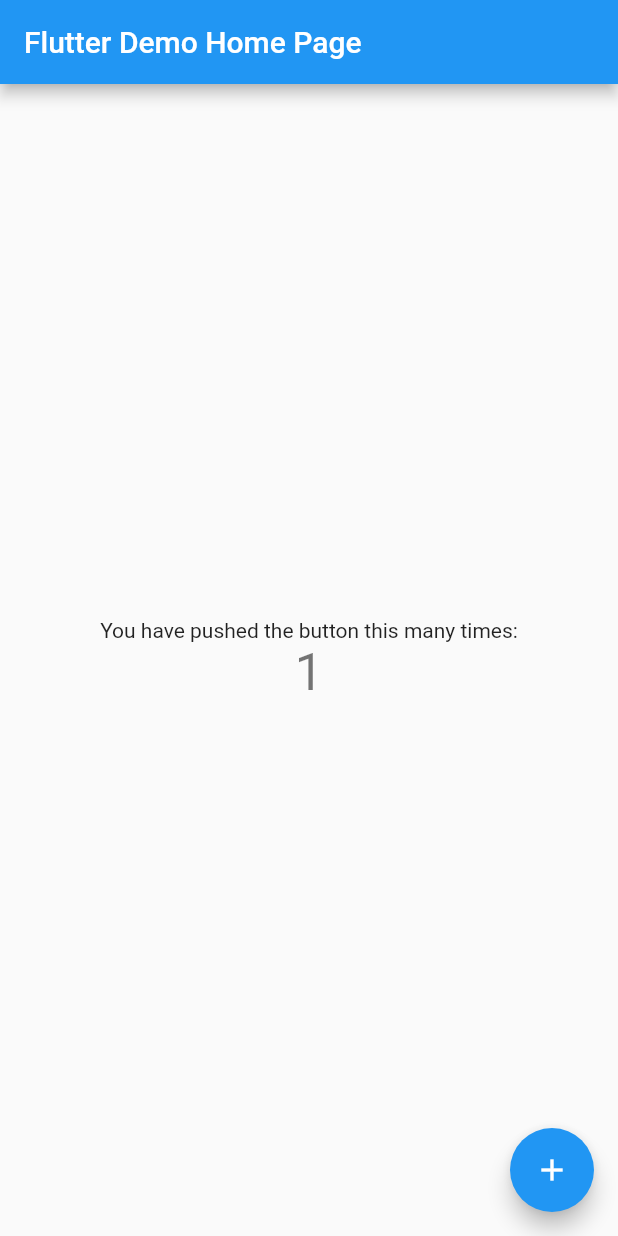
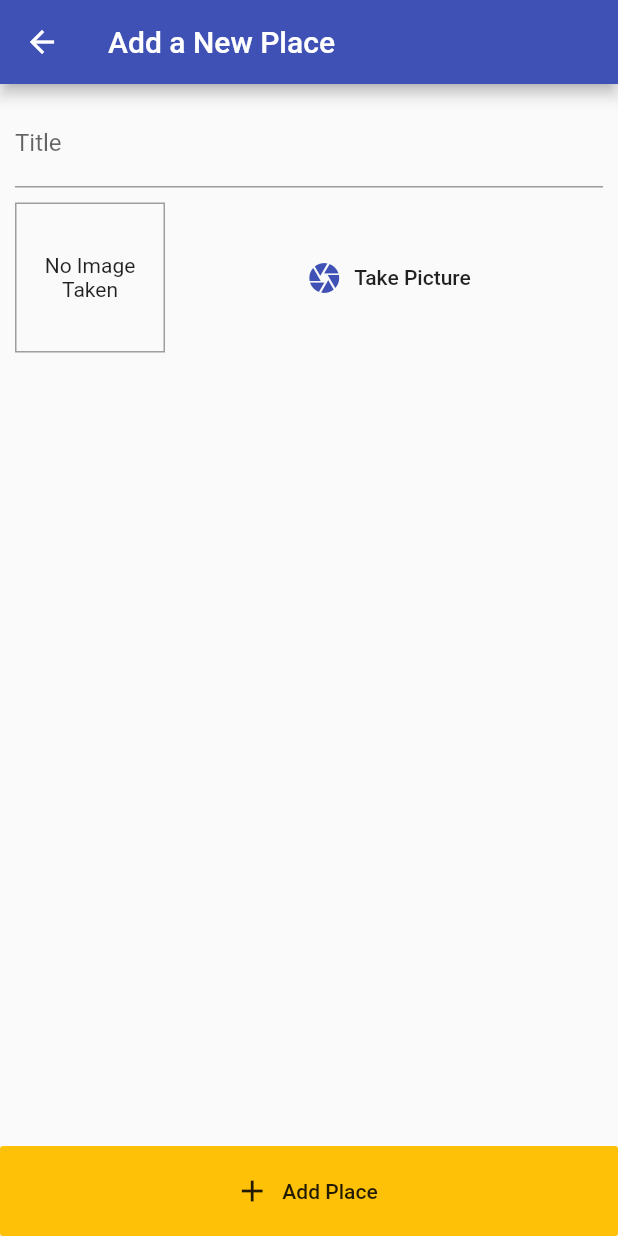
Before and after one commit to Drongerman/Flutter-Maps-App, a Flutter app: the screen it shows after launch, after a tap on the "add" icon, on a phone screen of 412 x 824 dp. Run offline on Flutter 3.47's test engine with Material 2 defaults, Android fonts, the phone set to English and light mode, and no system bars; our stand-ins replace image_picker.

Commit message:
Added base  structure & Take Photos Page

```diff
--- a/lib/main.dart
+++ b/lib/main.dart
@@ -1,111 +1,26 @@
 import 'package:flutter/material.dart';
+import 'package:provider/provider.dart';
+
+import './providers/great_places.dart';
+import './screens/places_list_screen.dart';
+import './screens/add_place_screen.dart';
 
 void main() => runApp(MyApp());
 
 class MyApp extends StatelessWidget {
-  // This widget is the root of your application.
   @override
   Widget build(BuildContext context) {
-    return MaterialApp(
-      title: 'Flutter Demo',
-      theme: ThemeData(
-        // This is the theme of your application.
-        //
-        // Try running your application with "flutter run". You'll see the
-        // application has a blue toolbar. Then, without quitting the app, try
-        // changing the primarySwatch below to Colors.green and then invoke
-        // "hot reload" (press "r" in the console where you ran "flutter run",
-        // or simply save your changes to "hot reload" in a Flutter IDE).
-        // Notice that the counter didn't reset back to zero; the application
-        // is not restarted.
-        primarySwatch: Colors.blue,
+    return ChangeNotifierProvider.value(
+      value: GreatPlaces(),
+      child: MaterialApp(
+        title: 'Great Places',
+        theme: ThemeData(
+          primarySwatch: Colors.indigo,
+          accentColor: Colors.amber,
+        ),
+        home: PlacesListScreen(),
+        routes: {AddPlaceScreen.routeName: (ctx) => AddPlaceScreen()},
       ),
-      home: MyHomePage(title: 'Flutter Demo Home Page'),
     );
   }
 }
-
-class MyHomePage extends StatefulWidget {
-  MyHomePage({Key key, this.title}) : super(key: key);
-
-  // This widget is the home page of your application. It is stateful, meaning
-  // that it has a State object (defined below) that contains fields that affect
-  // how it looks.
-
-  // This class is the configuration for the state. It holds the values (in this
-  // case the title) provided by the parent (in this case the App widget) and
-  // used by the build method of the State. Fields in a Widget subclass are
-  // always marked "final".
-
-  final String title;
-
-  @override
-  _MyHomePageState createState() => _MyHomePageState();
-}
-
-class _MyHomePageState extends State<MyHomePage> {
-  int _counter = 0;
-
-  void _incrementCounter() {
-    setState(() {
-      // This call to setState tells the Flutter framework that something has
-      // changed in this State, which causes it to rerun the build method below
-      // so that the display can reflect the updated values. If we changed
-      // _counter without calling setState(), then the build method would not be
-      // called again, and so nothing would appear to happen.
-      _counter++;
-    });
-  }
-
-  @override
-  Widget build(BuildContext context) {
-    // This method is rerun every time setState is called, for instance as done
-    // by the _incrementCounter method above.
-    //
-    // The Flutter framework has been optimized to make rerunning build methods
-    // fast, so that you can just rebuild anything that needs updating rather
-    // than having to individually change instances of widgets.
-    return Scaffold(
-      appBar: AppBar(
-        // Here we take the value from the MyHomePage object that was created by
-        // the App.build method, and use it to set our appbar title.
-        title: Text(widget.title),
-      ),
-      body: Center(
-        // Center is a layout widget. It takes a single child and positions it
-        // in the middle of the parent.
-        child: Column(
-          // Column is also a layout widget. It takes a list of children and
-          // arranges them vertically. By default, it sizes itself to fit its
-          // children horizontally, and tries to be as tall as its parent.
-          //
-          // Invoke "debug painting" (press "p" in the console, choose the
-          // "Toggle Debug Paint" action from the Flutter Inspector in Android
-          // Studio, or the "Toggle Debug Paint" command in Visual Studio Code)
-          // to see the wireframe for each widget.
-          //
-          // Column has various properties to control how it sizes itself and
-          // how it positions its children. Here we use mainAxisAlignment to
-          // center the children vertically; the main axis here is the vertical
-          // axis because Columns are vertical (the cross axis would be
-          // horizontal).
-          mainAxisAlignment: MainAxisAlignment.center,
-          children: <Widget>[
-            Text(
-              'You have pushed the button this many times:',
-            ),
-            Text(
-              '$_counter',
-              style: Theme.of(context).textTheme.display1,
-            ),
-          ],
-        ),
-      ),
-      floatingActionButton: FloatingActionButton(
-        onPressed: _incrementCounter,
-        tooltip: 'Increment',
-        child: Icon(Icons.add),
-      ), // This trailing comma makes auto-formatting nicer for build methods.
-    );
-  }
-}
--- /dev/null
+++ b/lib/models/place.dart
@@ -0,0 +1,28 @@
+import 'package:flutter/foundation.dart';
+import 'dart:io';
+
+class PlaceLocation{
+  final double latitude;
+  final double longitude;
+  final String address;
+
+  PlaceLocation({
+    @required this.latitude,
+    @required this.longitude,
+    this.address,
+  });
+}
+
+class Place{
+  final String id;
+  final String title;
+  final PlaceLocation location;
+  final File image;
+
+  Place({
+    @required this.id,
+    @required this.title,
+    @required this.location,
+    @required this.image,
+  });
+}
--- /dev/null
+++ b/lib/providers/great_places.dart
@@ -0,0 +1,23 @@
+import 'package:flutter/cupertino.dart';
+import 'dart:io';
+
+import '../models/place.dart';
+
+class GreatPlaces with ChangeNotifier {
+  List<Place> _items = [];
+
+  List<Place> get items {
+    return [..._items];
+  }
+
+  void addPlace(String pickedTitle, File pickedImage) {
+    final newPlace = Place(
+      id: DateTime.now().toString(),
+      title: pickedTitle,
+      image: pickedImage,
+      location: PlaceLocation(latitude: 0, longitude: 1),
+    );
+    _items.add(newPlace);
+    notifyListeners();
+  }
+}
--- /dev/null
+++ b/lib/screens/add_place_screen.dart
@@ -0,0 +1,91 @@
+import 'package:flutter/material.dart';
+import '../widgets/image_input.dart';
+import 'dart:io';
+
+import 'package:provider/provider.dart';
+import '../providers/great_places.dart';
+
+class AddPlaceScreen extends StatefulWidget {
+  static const routeName = '/add-place';
+
+  @override
+  _AddPlaceScreenState createState() => _AddPlaceScreenState();
+}
+
+class _AddPlaceScreenState extends State<AddPlaceScreen> {
+  final _titleController = new TextEditingController();
+  File _pickedImage;
+
+  void _selectImage(File pickedImage) {
+    _pickedImage = pickedImage;
+  }
+
+  void _savePlace(BuildContext context) {
+    if (_titleController.text.isEmpty || _pickedImage == null) {
+      Scaffold.of(context).hideCurrentSnackBar();
+      Scaffold.of(context).showSnackBar(
+        SnackBar(
+          content: Text('Error'),
+          duration: Duration(seconds: 2),
+        ),
+      );
+      return;
+    }
+    Provider.of<GreatPlaces>(context, listen: false)
+        .addPlace(_titleController.text, _pickedImage);
+
+    Navigator.of(context).pop();
+  }
+
+  @override
+  Widget build(BuildContext context) {
+    return Scaffold(
+      appBar: AppBar(
+        title: Text('Add a New Place'),
+      ),
+      body: Column(
+        crossAxisAlignment: CrossAxisAlignment.stretch,
+        children: <Widget>[
+          Expanded(
+            child: SingleChildScrollView(
+              child: Padding(
+                padding: const EdgeInsets.all(10.0),
+                child: Column(
+                  children: <Widget>[
+                    TextField(
+                      decoration: InputDecoration(labelText: 'Title'),
+                      controller: _titleController,
+                    ),
+                    SizedBox(
+                      height: 10,
+                    ),
+                    ImageInput(_selectImage),
+                  ],
+                ),
+              ),
+            ),
+          ),
+          Builder(
+            // Create an inner BuildContext so that the onPressed methods
+            // can refer to the Scaffold with Scaffold.of().
+            builder: (BuildContext context) {
+              return SizedBox(
+                height: 60,
+                child: RaisedButton.icon(
+                  icon: Icon(Icons.add),
+                  label: Text('Add Place'),
+                  onPressed: () {
+                    _savePlace(context);
+                  },
+                  elevation: 0,
+                  materialTapTargetSize: MaterialTapTargetSize.shrinkWrap,
+                  color: Theme.of(context).accentColor,
+                ),
+              );
+            },
+          ),
+        ],
+      ),
+    );
+  }
+}
--- /dev/null
+++ b/lib/screens/places_list_screen.dart
@@ -0,0 +1,43 @@
+import 'package:flutter/material.dart';
+
+import 'package:provider/provider.dart';
+import '../providers/great_places.dart';
+
+import './add_place_screen.dart';
+
+class PlacesListScreen extends StatelessWidget {
+  @override
+  Widget build(BuildContext context) {
+    return Scaffold(
+      appBar: AppBar(
+        title: Text("Your Places"),
+        actions: <Widget>[
+          IconButton(
+            icon: Icon(Icons.add),
+            onPressed: () {
+              Navigator.of(context).pushNamed(AddPlaceScreen.routeName);
+            },
+          )
+        ],
+      ),
+      body: Consumer<GreatPlaces>(
+        builder: (ctx, greatPlaces, ch) =>
+            greatPlaces.items.length <= 0 ? ch : ListView.builder(
+              itemCount: greatPlaces.items.length,
+              itemBuilder: (ctx,  i) => ListTile(
+                leading: CircleAvatar(
+                  backgroundImage: FileImage(greatPlaces.items[i].image),
+                ),
+                title: Text(greatPlaces.items[i].title),
+                onTap: () {
+                  //...
+                },
+              ),
+            ),
+        child: Center(
+          child: const Text('Got no places yet. Add some!'),
+        ),
+      ),
+    );
+  }
+}
--- /dev/null
+++ b/lib/widgets/image_input.dart
@@ -0,0 +1,84 @@
+import 'package:flutter/material.dart';
+import 'package:image_picker/image_picker.dart';
+import 'dart:io';
+import 'package:path/path.dart' as path;
+import 'package:path_provider/path_provider.dart' as syspaths;
+
+class ImageInput extends StatefulWidget {
+  Function onSelectImage;
+
+  ImageInput(this.onSelectImage);
+
+  @override
+  _ImageInputState createState() => _ImageInputState();
+}
+
+class _ImageInputState extends State<ImageInput> {
+  File _storedImage;
+
+  Future<void> _takePicture() async {
+    var imageFile = await ImagePicker.pickImage(
+      source: ImageSource.camera,
+      maxHeight: 600,
+    );
+
+    print(imageFile.path);
+
+    // final LostDataResponse response = await ImagePicker.retrieveLostData();
+
+    // if (response != null) imageFile = response.file;
+
+    // print(imageFile.path);
+
+    setState(() {
+      _storedImage = imageFile;
+    });
+    final appDir = await syspaths.getApplicationDocumentsDirectory();
+    final fileName = path.basename(imageFile.path);
+
+    final savedImage = await imageFile.copy('${appDir.path}/$fileName');
+    widget.onSelectImage(savedImage);
+  }
+
+  @override
+  Widget build(BuildContext context) {
+    return Row(
+      children: <Widget>[
+        Container(
+          width: 100,
+          height: 100,
+          decoration: BoxDecoration(
+            border: Border.all(
+              width: 1,
+              color: Colors.grey,
+            ),
+          ),
+          child: _storedImage != null
+              ? Image.file(
+                  _storedImage,
+                  fit: BoxFit.cover,
+                  width: double.infinity,
+                )
+              : Text(
+                  'No Image Taken',
+                  textAlign: TextAlign.center,
+                ),
+          alignment: Alignment.center,
+        ),
+        SizedBox(
+          width: 10,
+        ),
+        Expanded(
+          child: FlatButton.icon(
+            icon: Icon(
+              Icons.camera,
+              color: Theme.of(context).primaryColor,
+            ),
+            label: Text('Take Picture'),
+            onPressed: _takePicture,
+          ),
+        ),
+      ],
+    );
+  }
+}
```
Also changed, not shown: pubspec.yaml (+7 -0 lines), lib/screens/place_detail_screen.dart (added), pubspec.lock, 1 other file.
